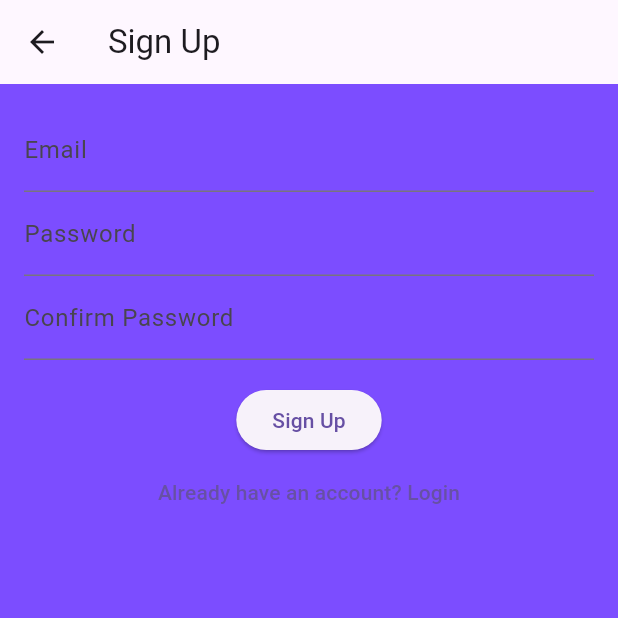
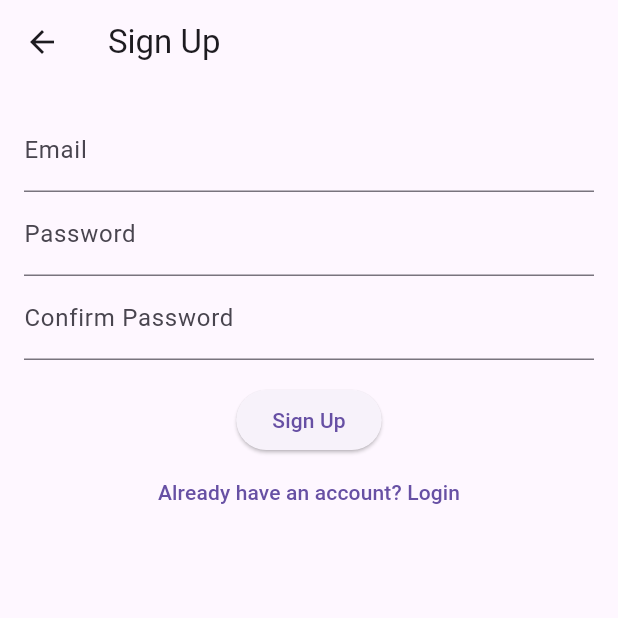
Before and after one commit to yahyeabdinasir/advanced-firebase-project-, a Flutter app: the HomeScreen screen opened directly, after a tap on "Logout", after a tap on "Login", after a tap on "Create account", on a phone screen of 412 x 824 dp, the top half of it. Run offline on Flutter 3.47's test engine with Material 3 defaults, Android fonts, the phone set to English and light mode, and no system bars; our stand-ins replace firebase_auth, firebase_core; accounts and stored records are empty.

Commit message:
firbase authenitication setup like the login and sign up "

```diff
--- a/lib/screen/home_screen.dart
+++ b/lib/screen/home_screen.dart
@@ -1,5 +1,6 @@
 import 'package:flutter/material.dart';
 
+import '../services/auth_service.dart';
 import 'login_screen.dart';
 
 class HomeScreen extends StatelessWidget {
@@ -7,13 +8,18 @@ class HomeScreen extends StatelessWidget {
 
   @override
   Widget build(BuildContext context) {
+    final authService = AuthService();
+    final email = authService.currentUser?.email ?? 'Unknown';
+
     return Scaffold(
       appBar: AppBar(
         title: const Text('Home'),
         actions: [
-          // Simple logout: go back to LoginScreen
           TextButton(
-            onPressed: () {
+            onPressed: () async {
+              // Sign out of Firebase, then return to Login
+              await authService.logout();
+              if (!context.mounted) return;
               Navigator.pushReplacement(
                 context,
                 MaterialPageRoute(builder: (context) => const LoginScreen()),
@@ -23,8 +29,8 @@ class HomeScreen extends StatelessWidget {
           ),
         ],
       ),
-      body: const Center(
-        child: Text('Welcome! You are logged in.'),
+      body: Center(
+        child: Text('Welcome, $email'),
       ),
     );
   }
--- a/lib/screen/login_screen.dart
+++ b/lib/screen/login_screen.dart
@@ -1,5 +1,7 @@
+import 'package:firebase_auth/firebase_auth.dart';
 import 'package:flutter/material.dart';
 
+import '../services/auth_service.dart';
 import 'home_screen.dart';
 import 'signup_screen.dart';
 
@@ -20,6 +22,12 @@ class _LoginScreenState extends State<LoginScreen> {
   // Form key lets us validate all fields together
   final GlobalKey<FormState> _formKey = GlobalKey<FormState>();
 
+  // Our small Firebase Auth helper
+  final AuthService _authService = AuthService();
+
+  // Shows a loading spinner while Firebase is working
+  bool _isLoading = false;
+
   @override
   void dispose() {
     // Always dispose controllers to free memory
@@ -28,28 +36,60 @@ class _LoginScreenState extends State<LoginScreen> {
     super.dispose();
   }
 
-  void _login() {
+  Future<void> _login() async {
     // Runs validators on each TextFormField
-    if (_formKey.currentState!.validate()) {
-      // Later: call Firebase Auth here
-      // For now: go to HomeScreen
+    if (!_formKey.currentState!.validate()) return;
+
+    setState(() => _isLoading = true);
+
+    try {
+      // Ask Firebase: does this email + password match an existing user?
+      await _authService.login(
+        email: _emailController.text,
+        password: _passwordController.text,
+      );
+
+      if (!mounted) return; // screen may be gone after await
+
+      // Success → go to Home (replace so Back does not return to Login)
       Navigator.pushReplacement(
         context,
         MaterialPageRoute(builder: (context) => const HomeScreen()),
       );
+    } on FirebaseAuthException catch (e) {
+      // Firebase sends error codes we can show as friendly messages
+      if (!mounted) return;
+      ScaffoldMessenger.of(context).showSnackBar(
+        SnackBar(content: Text(_messageForAuthError(e))),
+      );
+    } finally {
+      if (mounted) setState(() => _isLoading = false);
+    }
+  }
+
+  /// Turns Firebase error codes into short user-facing text.
+  String _messageForAuthError(FirebaseAuthException e) {
+    switch (e.code) {
+      case 'user-not-found':
+        return 'No account for this email. Create one first.';
+      case 'wrong-password':
+      case 'invalid-credential':
+        return 'Wrong email or password.';
+      case 'invalid-email':
+        return 'Email format looks invalid.';
+      default:
+        return e.message ?? 'Login failed.';
     }
   }
 
   @override
   Widget build(BuildContext context) {
     return Scaffold(
-      backgroundColor: Colors.greenAccent,
-
-      appBar: AppBar(title: const Text('Login'),
-      backgroundColor: Colors.lightGreen,
+      appBar: AppBar(
+        title: const Text('Login'),
+        backgroundColor: Colors.lightGreen,
       ),
-        body: Padding(
-
+      body: Padding(
         padding: const EdgeInsets.all(16),
         child: Form(
           key: _formKey,
@@ -78,9 +118,16 @@ class _LoginScreenState extends State<LoginScreen> {
                 },
               ),
               const SizedBox(height: 16),
+              // Disable the button while Firebase is busy
               ElevatedButton(
-                onPressed: _login,
-                child: const Text('Login'),
+                onPressed: _isLoading ? null : _login,
+                child: _isLoading
+                    ? const SizedBox(
+                        height: 20,
+                        width: 20,
+                        child: CircularProgressIndicator(strokeWidth: 2),
+                      )
+                    : const Text('Login'),
               ),
               TextButton(
                 onPressed: () {
--- a/lib/screen/signup_screen.dart
+++ b/lib/screen/signup_screen.dart
@@ -1,3 +1,5 @@
+import 'package:advanced_firebase/services/auth_service.dart';
+import 'package:firebase_auth/firebase_auth.dart';
 import 'package:flutter/material.dart';
 
 import 'home_screen.dart';
@@ -16,6 +18,9 @@ class _SignupScreenState extends State<SignupScreen> {
       TextEditingController();
 
   final GlobalKey<FormState> _formKey = GlobalKey<FormState>();
+  final AuthService _authService = AuthService();
+
+  bool _isLoading = false;
 
   @override
   void dispose() {
@@ -25,20 +30,50 @@ class _SignupScreenState extends State<SignupScreen> {
     super.dispose();
   }
 
-  void _signup() {
+  Future<void> _signup() async {
     if (_formKey.currentState!.validate()) {
-      // Later: FirebaseAuth.instance.createUserWithEmailAndPassword(...)
-      Navigator.pushReplacement(
-        context,
-        MaterialPageRoute(builder: (context) => const HomeScreen()),
-      );
+      setState(() {
+        _isLoading = true;
+      });
+      try {
+        await _authService.register(
+          email: _emailController.text,
+          password: _passwordController.text,
+        );
+        if (!mounted) return;
+        Navigator.pushReplacement(
+          context,
+          MaterialPageRoute(builder: (context) => const HomeScreen()),
+        );
+      } on FirebaseAuthException catch (e) {
+        // Firebase sends error codes we can show as friendly messages
+        if (!mounted) return;
+        ScaffoldMessenger.of(
+          context,
+        ).showSnackBar(SnackBar(content: Text(_messageForAuthError(e))));
+      } finally {
+        if (mounted) setState(() => _isLoading = false);
+      }
+    }
+  }
+
+  String _messageForAuthError(FirebaseAuthException e) {
+    switch (e.code) {
+      case 'email-already-in-use':
+        return 'This email already has an account';
+      case 'weak-password':
+        return 'Password is too weak.';
+      case 'invalid-email':
+        return 'Email format looks invalid.';
+      default:
+        return e.message ?? 'sign up  failed.';
     }
   }
 
   @override
   Widget build(BuildContext context) {
     return Scaffold(
-      backgroundColor: Colors.deepPurpleAccent,
+
       appBar: AppBar(title: const Text('Sign Up')),
       body: Padding(
         padding: const EdgeInsets.all(16),
@@ -89,9 +124,16 @@ class _SignupScreenState extends State<SignupScreen> {
                 },
               ),
               const SizedBox(height: 16),
+              // Sign Up button: registers the user in Firebase
               ElevatedButton(
-                onPressed: _signup,
-                child: const Text('Sign Up'),
+                onPressed: _isLoading ? null : _signup,
+                child: _isLoading
+                    ? const SizedBox(
+                        height: 20,
+                        width: 20,
+                        child: CircularProgressIndicator(strokeWidth: 2),
+                      )
+                    : const Text('Sign Up'),
               ),
               TextButton(
                 onPressed: () {
--- /dev/null
+++ b/lib/services/auth_service.dart
@@ -0,0 +1,39 @@
+import 'package:firebase_auth/firebase_auth.dart';
+
+/// Small helper around Firebase Auth.
+/// Screens call these methods — they do not talk to Firebase directly.
+class AuthService {
+  // One shared Firebase Auth instance for the whole app
+  final FirebaseAuth _auth = FirebaseAuth.instance;
+
+  /// Login: only works if this email already exists in Firebase.
+  Future<UserCredential> login({
+    required String email,
+    required String password,
+  }) {
+    return _auth.signInWithEmailAndPassword(
+      email: email.trim(),
+      password: password,
+    );
+  }
+
+  /// Register: creates a NEW user in Firebase Auth.
+  /// Fails if that email is already registered.
+  Future<UserCredential> register({
+    required String email,
+    required String password,
+  }) {
+    return _auth.createUserWithEmailAndPassword(
+      email: email.trim(),
+      password: password,
+    );
+  }
+
+  /// Logout: clears the current Firebase session.
+  Future<void> logout() {
+    return _auth.signOut();
+  }
+
+  /// Currently signed-in user (null if nobody is logged in).
+  User? get currentUser => _auth.currentUser;
+}
```
